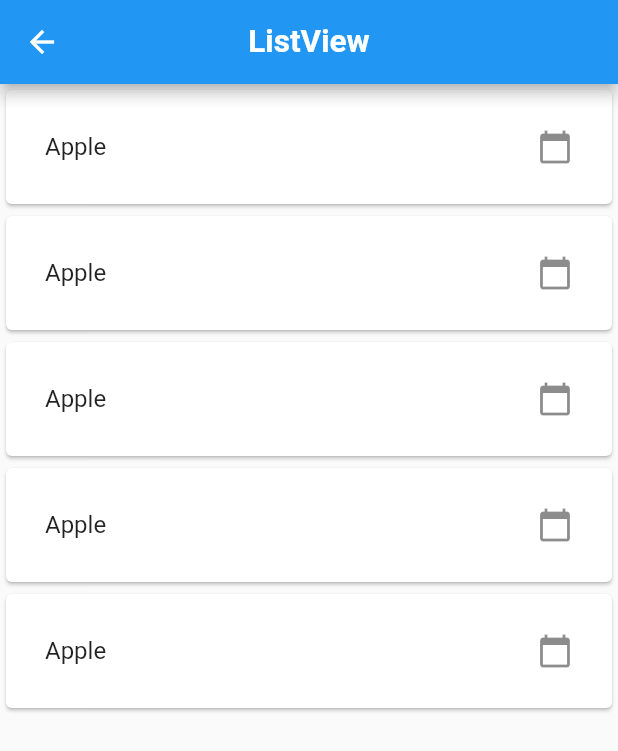
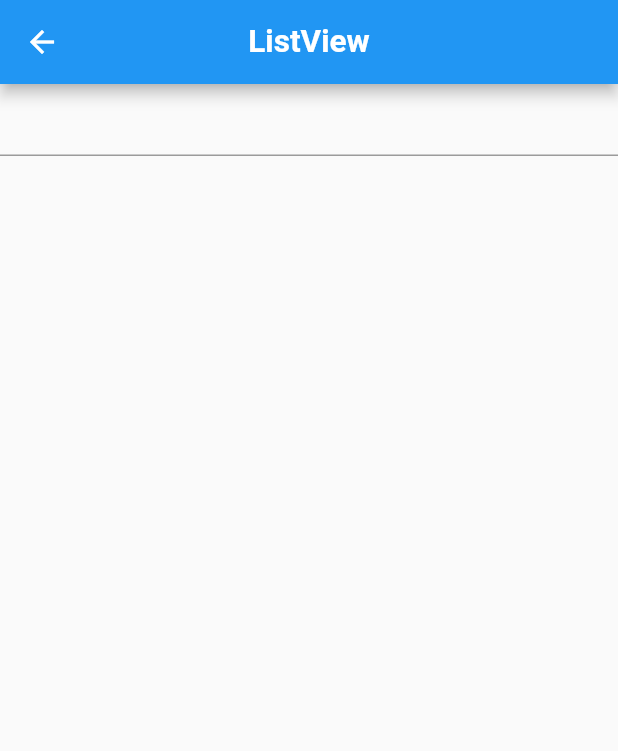
Before and after one commit to MAD-developer2442/testingUI, a Flutter app: the listViewBuilder screen opened directly, on a phone screen of 412 x 824 dp. Shown: the top 751 px of the screen. Run offline on Flutter 3.47's test engine with Material 2 defaults, Android fonts, the light colour scheme and no system bars; our stand-ins replace get_storage, image_picker, webview_flutter; accounts and stored records are empty.

Commit message:
second commit

```diff
--- a/lib/modules/List_View_Builder.dart
+++ b/lib/modules/List_View_Builder.dart
@@ -1,22 +1,17 @@
+import 'package:flutter/cupertino.dart';
 import 'package:flutter/material.dart';
 import 'package:testingui/Widget.dart';
 
-List<Icon> productList = [
-  Icon(Icons.calendar_today),
-  Icon(Icons.calendar_today),
-  Icon(Icons.calendar_today),
-  Icon(Icons.calendar_today),
-  Icon(Icons.calendar_today),
-];
-List<String> productName = [
-  "Apple",
-  "Apple",
-  "Apple",
-  "Apple",
-  "Apple",
-];
+final Number_controller = TextEditingController();
 
-class listViewBuilder extends StatelessWidget {
+class listViewBuilder extends StatefulWidget {
+  @override
+  _listViewBuilder createState() => _listViewBuilder();
+}
+
+int counter = 0;
+
+class _listViewBuilder extends State<listViewBuilder> {
   @override
   Widget build(BuildContext context) {
     return SafeArea(
@@ -26,19 +21,34 @@ class listViewBuilder extends StatelessWidget {
             title: customtext1("ListView"),
           ),
           body: Center(
+            child: Column(children: [
+              TextField(
+                controller: Number_controller,
+                keyboardType: TextInputType.number,
+                onSubmitted: (value) {
+                  setState(() {
+                    int x = int.parse(Number_controller.text);
+                    print(x);
+                    counter = x;
+                  });
+                },
+              ),
+              Expanded(
                 child: ListView.builder(
-            itemCount: 5,
+                    itemCount: counter,
                     itemBuilder: (context, index) {
                       return Card(
                         child: Padding(
                             padding: const EdgeInsets.all(10),
                             child: ListTile(
-                      title: Text(productName[index]),
-                      trailing: productList[index],
+                              title: customtext1("Settings"),
+                              trailing: Icon(Icons.settings_rounded),
                             )),
                       );
                     }),
-      ),
-    ));
+              )
+            ]),
+          )),
+    );
   }
 }
```
Also changed, not shown: lib/modules/Date-Time-Picker.dart (+22 -2 lines), images/Calendar.png (added), images/Timer.png (added), images/img.png (deleted). Lines whose indentation alone changed are shown as unchanged.
